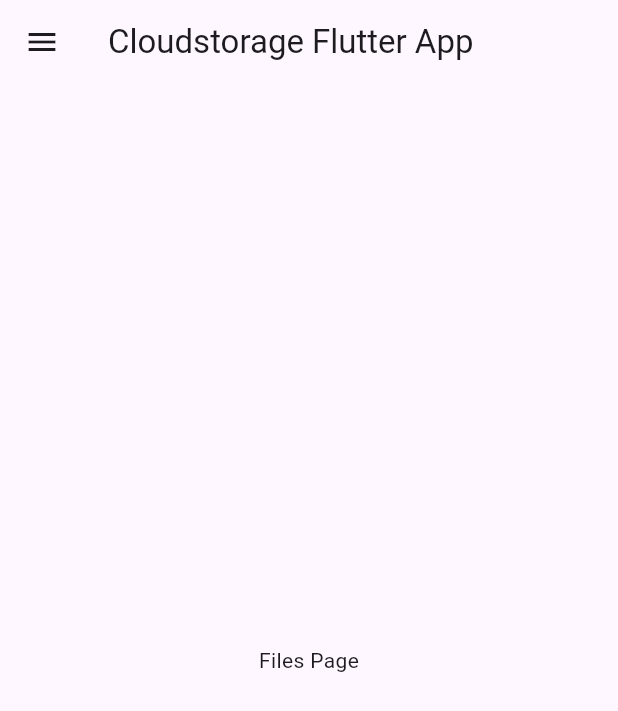
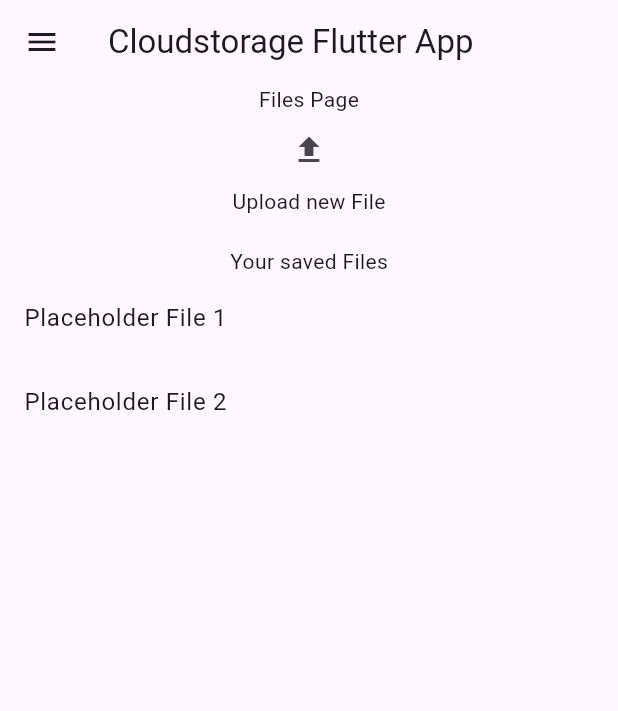
Before and after one commit to LindelGitGut/Cloudstorage_Flutter_App, a Flutter app: the HomePage screen opened by its route, on a phone screen of 412 x 824 dp. Shown: the top 711 px of the screen. Run offline on Flutter 3.47's test engine with Material 3 defaults, Android fonts, the phone set to English and light mode, and no system bars; our stand-ins replace bloc, file_picker, flutter_bloc.

Commit message:
added some template

```diff
--- a/lib/beta/FilePage.dart
+++ b/lib/beta/FilePage.dart
@@ -1,10 +1,49 @@
 import 'package:flutter/material.dart';
+import 'package:file_picker/file_picker.dart';
 
-class FilesPage extends StatelessWidget {
+class FilesPage extends StatefulWidget {
+  const FilesPage({super.key});
+
+  @override
+  State<FilesPage> createState() => _FilesPageState();
+}
+
+class _FilesPageState extends State<FilesPage> {
+  List<Widget> _getFileTiles() {
+    //TODO add Bloc Function to get all Current Files
+    return [
+      ListTile(
+        title: Text("Placeholder File 1"),
+      ),
+      ListTile(
+        title: Text("Placeholder File 2"),
+      ),
+      // Add more ListTiles for each file
+    ];
+  }
+
   @override
   Widget build(BuildContext context) {
-    return Center(
-      child: Text('Files Page'),
+    return Column(
+      children: [
+        Center(
+          child: Text('Files Page'),
+        ),
+        IconButton(
+            onPressed: () {
+              print("Uploadbutton pressed!");
+            } /* _uploadNewFile,*/,
+            icon: Icon(Icons.upload)),
+        Text("Upload new File"),
+        SizedBox(height: 20), // Add spacing between elements
+        Text("Your saved Files"),
+        Expanded(
+          child: ListView(
+            padding: EdgeInsets.zero,
+            children: _getFileTiles(),
+          ),
+        )
+      ],
     );
   }
 }
```
